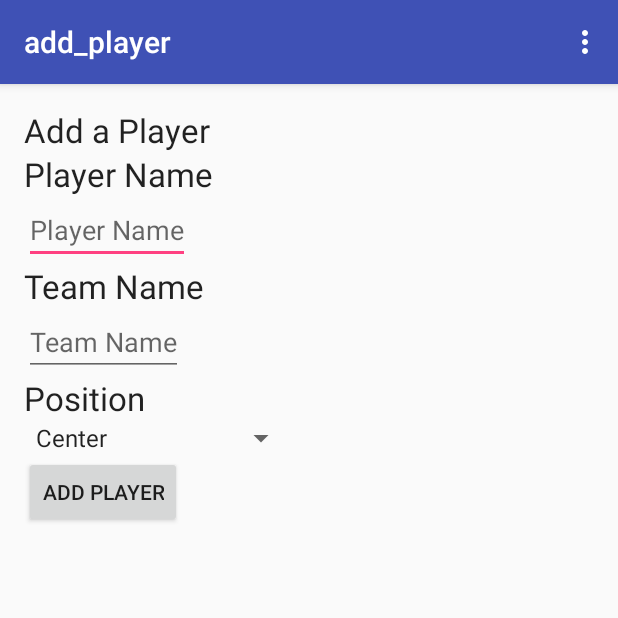
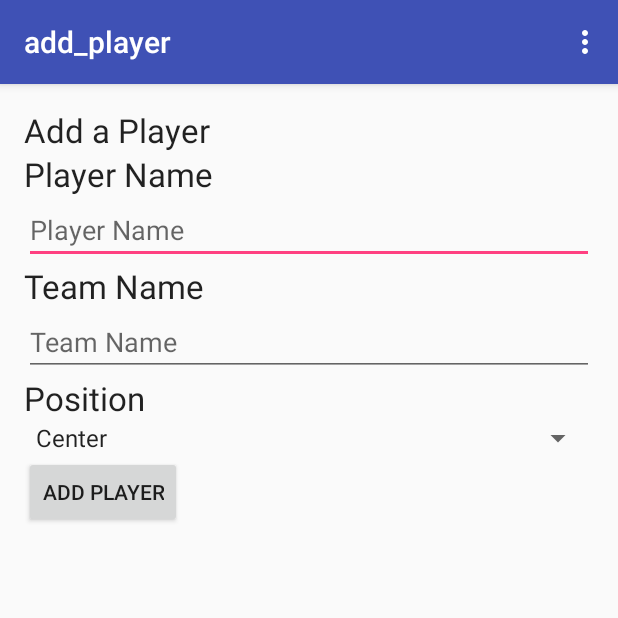
Before and after one commit to tommil121/FantasyFootballTeams, an Android app: the add_player screen opened directly, with no data from a screen before it, on a phone screen of 412 x 824 dp, the top half of it. Run offline under Robolectric (Android 15) with nearby library versions, the phone set to English and light mode, and no system bars.

Commit message:
Modified the layout of add player to make the EditText fields fill the screen and be centered.

```diff
--- a/app/src/main/res/layout/content_add_player.xml
+++ b/app/src/main/res/layout/content_add_player.xml
@@ -32,7 +32,8 @@
             android:text="Player Name"
             android:id="@+id/player_name_text"
             android:layout_row="1"
-            android:layout_column="0" />
+            android:layout_column="0"
+            android:layout_gravity="fill_horizontal|center_horizontal" />
 
         <EditText
             android:layout_width="wrap_content"
@@ -40,7 +41,8 @@
             android:id="@+id/player_name"
             android:layout_row="2"
             android:layout_column="0"
-            android:hint="Player Name" />
+            android:hint="Player Name"
+            android:layout_gravity="fill_horizontal|center_horizontal" />
 
         <TextView
             android:layout_width="wrap_content"
@@ -49,7 +51,8 @@
             android:text="Team Name"
             android:id="@+id/team_name_text"
             android:layout_row="3"
-            android:layout_column="0" />
+            android:layout_column="0"
+            android:layout_gravity="fill_horizontal|center_horizontal" />
 
         <EditText
             android:layout_width="wrap_content"
@@ -57,7 +60,8 @@
             android:id="@+id/team_name"
             android:layout_row="4"
             android:layout_column="0"
-            android:hint="Team Name" />
+            android:hint="Team Name"
+            android:layout_gravity="fill_horizontal|center_horizontal" />
 
         <TextView
             android:layout_width="wrap_content"
@@ -66,7 +70,8 @@
             android:text="Position"
             android:id="@+id/position_text"
             android:layout_row="5"
-            android:layout_column="0" />
+            android:layout_column="0"
+            android:layout_gravity="fill_horizontal|center_horizontal" />
 
         <Spinner
             android:layout_width="wrap_content"
@@ -75,7 +80,8 @@
             android:layout_row="6"
             android:layout_column="0"
             android:spinnerMode="dialog"
-            android:entries="@array/position_array"/>
+            android:entries="@array/position_array"
+            android:layout_gravity="fill_horizontal|center_horizontal" />
 
         <Button
             android:layout_width="wrap_content"
--- a/app/src/main/res/values/strings.xml
+++ b/app/src/main/res/values/strings.xml
@@ -37,6 +37,4 @@
         <item>Safety</item>
     </string-array>
 
-<!-- TODO: Remove or change this placeholder text -->
-    <string name="hello_blank_fragment">Hello blank fragment</string>
 </resources>
```
